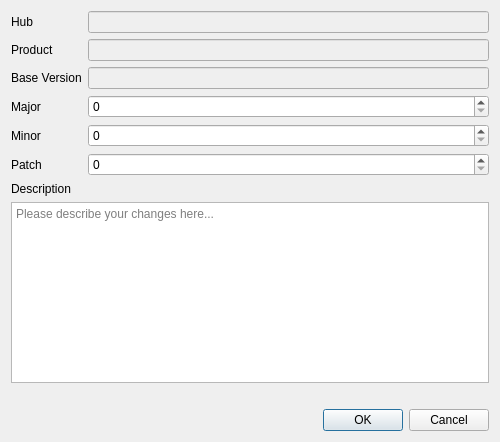
ghackenberg/leocad, file qt/lc_qhubpushdialog.ui: the form before one commit.
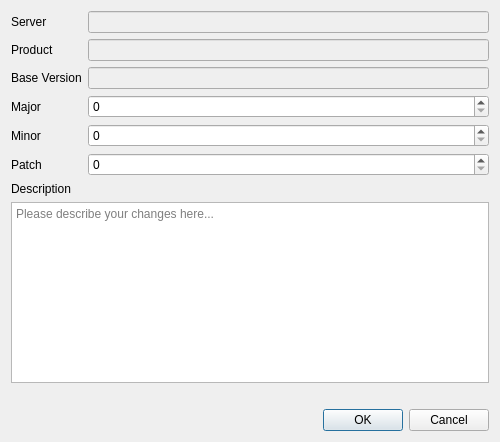
The form after the commit.

```diff
--- a/qt/lc_qhubpushdialog.ui
+++ b/qt/lc_qhubpushdialog.ui
@@ -77,7 +77,7 @@
      <item row="0" column="0">
       <widget class="QLabel" name="HubLabel">
        <property name="text">
-        <string>Hub</string>
+        <string>Server</string>
        </property>
       </widget>
      </item>
```
